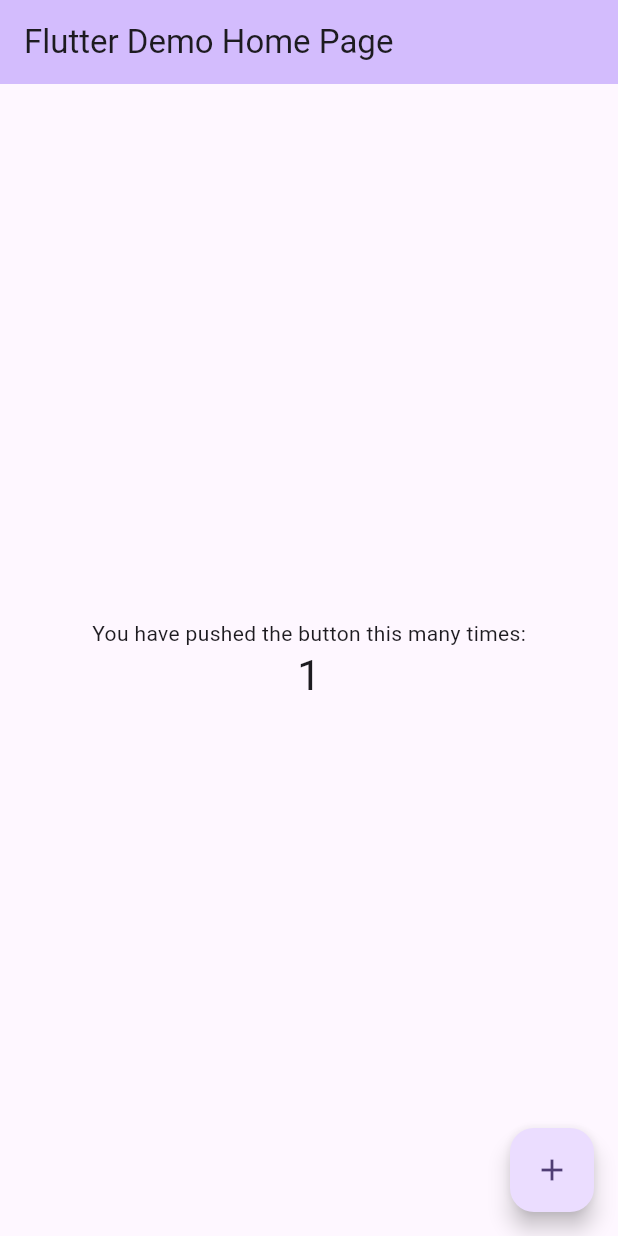
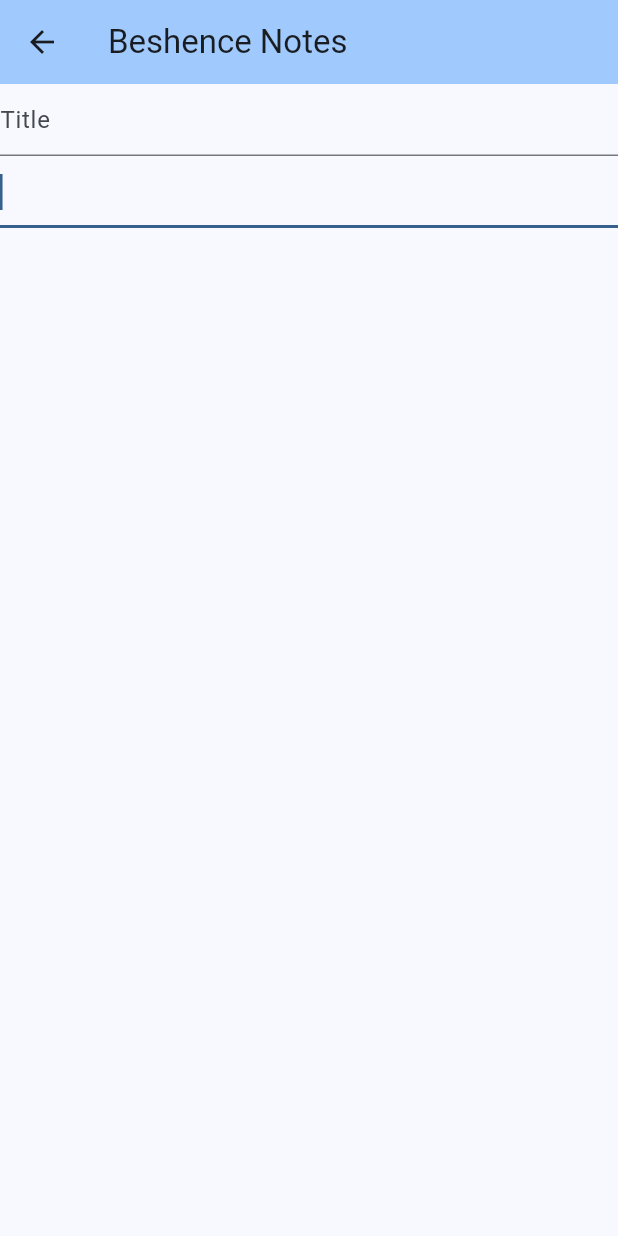
Before and after one commit to vyacheslavbytsko/Notes, a Flutter app: the screen it shows after launch, after a tap on the "add" icon, on a phone screen of 412 x 824 dp. Run offline on Flutter 3.47's test engine with Material 3 defaults, Android fonts, the phone set to English and light mode, and no system bars; drawn by our look-alikes of dynamic_color; our stand-ins replace go_router, objectbox; generated files the repository leaves out were written again.

```diff
--- /dev/null
+++ b/lib/boxes/notes_box.dart
@@ -0,0 +1,44 @@
+import 'package:objectbox/objectbox.dart';
+import 'package:path/path.dart';
+import 'package:path_provider/path_provider.dart';
+
+import '../objectbox.g.dart';
+
+class NotesBox {
+  late final Store _store;
+  late final Box<Note> _localNotesBox;
+
+  NotesBox._create(this._store) {
+    _localNotesBox = Box<Note>(_store);
+  }
+
+  static Future<NotesBox> create() async {
+    final docsDir = await getApplicationDocumentsDirectory();
+    final storeDir = join(docsDir.path, "notesbox");
+    final Store store;
+    if (Store.isOpen(storeDir)) {
+      store = Store.attach(getObjectBoxModel(), storeDir);
+    } else {
+      store = await openStore(directory: storeDir);
+    }
+    return NotesBox._create(store);
+  }
+
+  List<Note> getAllLocalNotes() => _localNotesBox.getAll();
+  void addLocalNote(Note note) => _localNotesBox.put(note, mode: PutMode.insert);
+  void updateLocalNote(Note note) => _localNotesBox.put(note, mode: PutMode.update);
+  Note getLocalNote(String id) => _localNotesBox.query(Note_.id.equals(id)).build().find()[0];
+}
+
+@Entity()
+class Note {
+  @Id()
+  int objectBoxId;
+  @Unique()
+  String id;
+  DateTime modifiedAt;
+  String title;
+  String text;
+
+  Note({this.objectBoxId = 0, required this.id, required this.modifiedAt, required this.title, required this.text});
+}
--- a/lib/main.dart
+++ b/lib/main.dart
@@ -1,125 +1,63 @@
+import 'package:dynamic_color/dynamic_color.dart';
 import 'package:flutter/material.dart';
+import 'package:flutter/services.dart';
+import 'package:go_router/go_router.dart';
+import 'package:notes/screens/home_screen.dart';
+import 'package:notes/screens/note_screen.dart';
 
-void main() {
+import 'boxes/notes_box.dart';
+
+late NotesBox notesBox;
+
+Future<void> main() async {
+  WidgetsFlutterBinding.ensureInitialized();
+
+  notesBox = await NotesBox.create();
+
   runApp(const MyApp());
 }
+
+GoRouter router = GoRouter(
+  initialLocation: "/",
+  routes: [
+    GoRoute(
+        path: "/",
+        builder: (context, state) => const HomeScreen(),
+      routes: [
+        GoRoute(
+          path: 'note/:noteId',
+          builder: (BuildContext context, GoRouterState state) {
+            return NoteScreen(note: notesBox.getLocalNote(state.pathParameters["noteId"]!));
+          },
+        ),
+      ]
+    )
+  ],
+);
 
 class MyApp extends StatelessWidget {
   const MyApp({super.key});
 
-  // This widget is the root of your application.
   @override
   Widget build(BuildContext context) {
-    return MaterialApp(
-      title: 'Flutter Demo',
-      theme: ThemeData(
-        // This is the theme of your application.
-        //
-        // TRY THIS: Try running your application with "flutter run". You'll see
-        // the application has a purple toolbar. Then, without quitting the app,
-        // try changing the seedColor in the colorScheme below to Colors.green
-        // and then invoke "hot reload" (save your changes or press the "hot
-        // reload" button in a Flutter-supported IDE, or press "r" if you used
-        // the command line to start the app).
-        //
-        // Notice that the counter didn't reset back to zero; the application
-        // state is not lost during the reload. To reset the state, use hot
-        // restart instead.
-        //
-        // This works for code too, not just values: Most code changes can be
-        // tested with just a hot reload.
-        colorScheme: ColorScheme.fromSeed(seedColor: Colors.deepPurple),
-        useMaterial3: true,
-      ),
-      home: const MyHomePage(title: 'Flutter Demo Home Page'),
-    );
+    SystemChrome.setEnabledSystemUIMode(SystemUiMode.edgeToEdge);
+    SystemChrome.setSystemUIOverlayStyle(const SystemUiOverlayStyle(
+        systemNavigationBarColor: Colors.transparent));
+
+    return DynamicColorBuilder(
+        builder: (ColorScheme? lightDynamic, ColorScheme? darkDynamic) {
+          ColorScheme lightColorScheme = lightDynamic?.harmonized() ??
+              ColorScheme.fromSeed(seedColor: Colors.blue);
+          ColorScheme darkColorScheme = darkDynamic?.harmonized() ??
+              ColorScheme.fromSeed(
+                  seedColor: Colors.blue, brightness: Brightness.dark);
+          return MaterialApp.router(
+            routerConfig: router,
+            title: 'Gallery',
+            theme: ThemeData(colorScheme: lightColorScheme),
+            darkTheme: ThemeData(colorScheme: darkColorScheme),
+            themeMode: ThemeMode.system,
+          );
+        });
   }
 }
-
-class MyHomePage extends StatefulWidget {
-  const MyHomePage({super.key, required this.title});
-
-  // This widget is the home page of your application. It is stateful, meaning
-  // that it has a State object (defined below) that contains fields that affect
-  // how it looks.
-
-  // This class is the configuration for the state. It holds the values (in this
-  // case the title) provided by the parent (in this case the App widget) and
-  // used by the build method of the State. Fields in a Widget subclass are
-  // always marked "final".
-
-  final String title;
-
-  @override
-  State<MyHomePage> createState() => _MyHomePageState();
-}
-
-class _MyHomePageState extends State<MyHomePage> {
-  int _counter = 0;
-
-  void _incrementCounter() {
-    setState(() {
-      // This call to setState tells the Flutter framework that something has
-      // changed in this State, which causes it to rerun the build method below
-      // so that the display can reflect the updated values. If we changed
-      // _counter without calling setState(), then the build method would not be
-      // called again, and so nothing would appear to happen.
-      _counter++;
-    });
-  }
-
-  @override
-  Widget build(BuildContext context) {
-    // This method is rerun every time setState is called, for instance as done
-    // by the _incrementCounter method above.
-    //
-    // The Flutter framework has been optimized to make rerunning build methods
-    // fast, so that you can just rebuild anything that needs updating rather
-    // than having to individually change instances of widgets.
-    return Scaffold(
-      appBar: AppBar(
-        // TRY THIS: Try changing the color here to a specific color (to
-        // Colors.amber, perhaps?) and trigger a hot reload to see the AppBar
-        // change color while the other colors stay the same.
-        backgroundColor: Theme.of(context).colorScheme.inversePrimary,
-        // Here we take the value from the MyHomePage object that was created by
-        // the App.build method, and use it to set our appbar title.
-        title: Text(widget.title),
-      ),
-      body: Center(
-        // Center is a layout widget. It takes a single child and positions it
-        // in the middle of the parent.
-        child: Column(
-          // Column is also a layout widget. It takes a list of children and
-          // arranges them vertically. By default, it sizes itself to fit its
-          // children horizontally, and tries to be as tall as its parent.
-          //
-          // Column has various properties to control how it sizes itself and
-          // how it positions its children. Here we use mainAxisAlignment to
-          // center the children vertically; the main axis here is the vertical
-          // axis because Columns are vertical (the cross axis would be
-          // horizontal).
-          //
-          // TRY THIS: Invoke "debug painting" (choose the "Toggle Debug Paint"
-          // action in the IDE, or press "p" in the console), to see the
-          // wireframe for each widget.
-          mainAxisAlignment: MainAxisAlignment.center,
-          children: <Widget>[
-            const Text(
-              'You have pushed the button this many times:',
-            ),
-            Text(
-              '$_counter',
-              style: Theme.of(context).textTheme.headlineMedium,
-            ),
-          ],
-        ),
-      ),
-      floatingActionButton: FloatingActionButton(
-        onPressed: _incrementCounter,
-        tooltip: 'Increment',
-        child: const Icon(Icons.add),
-      ), // This trailing comma makes auto-formatting nicer for build methods.
-    );
-  }
-}
--- /dev/null
+++ b/lib/misc.dart
@@ -0,0 +1,9 @@
+import 'package:flutter/cupertino.dart';
+
+class NotesChangeNotifier extends ChangeNotifier {
+  void updateNotes() {
+    notifyListeners();
+  }
+}
+
+NotesChangeNotifier notesChangeNotifier = NotesChangeNotifier();
--- /dev/null
+++ b/lib/screens/home_screen.dart
@@ -0,0 +1,49 @@
+import 'package:flutter/material.dart';
+import 'package:go_router/go_router.dart';
+import 'package:notes/main.dart';
+import 'package:uuid/uuid.dart';
+
+import '../boxes/notes_box.dart';
+import '../misc.dart';
+
+class HomeScreen extends StatefulWidget {
+  const HomeScreen({super.key});
+
+  @override
+  State<StatefulWidget> createState() => _HomeScreenState();
+}
+
+class _HomeScreenState extends State<HomeScreen> {
+  void _openNewNote() {
+    Note note = Note(id: Uuid().v4(), modifiedAt: DateTime.timestamp(), title: '', text: '');
+    notesBox.addLocalNote(note);
+    notesChangeNotifier.updateNotes();
+    context.go('/note/${note.id}');
+  }
+
+  @override
+  Widget build(BuildContext context) {
+    return Scaffold(
+      appBar: AppBar(
+        backgroundColor: Theme.of(context).colorScheme.inversePrimary,
+        title: Text("Beshence Notes"),
+      ),
+      body: ListenableBuilder(
+          listenable: notesChangeNotifier,
+          builder: (BuildContext context, Widget? child) {
+            List<Note> notes = notesBox.getAllLocalNotes();
+            List<Widget> notesWidgets = [];
+            for(Note note in notes) {
+              notesWidgets.add(MaterialButton(child: Text(note.id), onPressed: () => context.go("/note/${note.id}")));
+            }
+            return Column(children: notesWidgets);
+          }
+      ),
+      floatingActionButton: FloatingActionButton(
+        onPressed: _openNewNote,
+        tooltip: 'New note',
+        child: const Icon(Icons.add),
+      ),
+    );
+  }
+}
--- /dev/null
+++ b/lib/screens/note_screen.dart
@@ -0,0 +1,66 @@
+import 'dart:math';
+import 'package:notes/main.dart';
+
+import 'package:flutter/material.dart';
+import 'package:notes/misc.dart';
+
+import '../boxes/notes_box.dart';
+
+class NoteScreen extends StatefulWidget {
+  final Note note;
+  const NoteScreen({super.key, required this.note});
+
+  @override
+  State<StatefulWidget> createState() => _NoteScreenState();
+}
+
+
+class _NoteScreenState extends State<NoteScreen> {
+  final titleController = TextEditingController();
+  final textController = TextEditingController();
+
+  @override
+  void dispose() {
+    widget.note.title = titleController.text;
+    widget.note.text = textController.text;
+    widget.note.modifiedAt = DateTime.timestamp();
+    notesBox.updateLocalNote(widget.note);
+    notesChangeNotifier.updateNotes();
+    titleController.dispose();
+    textController.dispose();
+    super.dispose();
+  }
+
+  @override
+  void initState() {
+    titleController.text = widget.note.title;
+    textController.text = widget.note.text;
+
+    super.initState();
+  }
+
+  @override
+  Widget build(BuildContext context) {
+    return Scaffold(
+      appBar: AppBar(
+        backgroundColor: Theme.of(context).colorScheme.inversePrimary,
+        title: Text("Beshence Notes"),
+      ),
+      body: Column(
+        children: [
+          TextField(
+            controller: titleController,
+            maxLines: 1,
+            decoration: InputDecoration(
+              hintText: "Title"
+            ),
+          ),
+          TextField(
+            controller: textController,
+            autofocus: true,
+          )
+        ],
+      ),
+    );
+  }
+}
```
Also changed, not shown: lib/objectbox-model.json (added, +54 -0 lines), pubspec.yaml (+10 -1 lines), lib/objectbox.g.dart (added), pubspec.lock, 8 other files.
